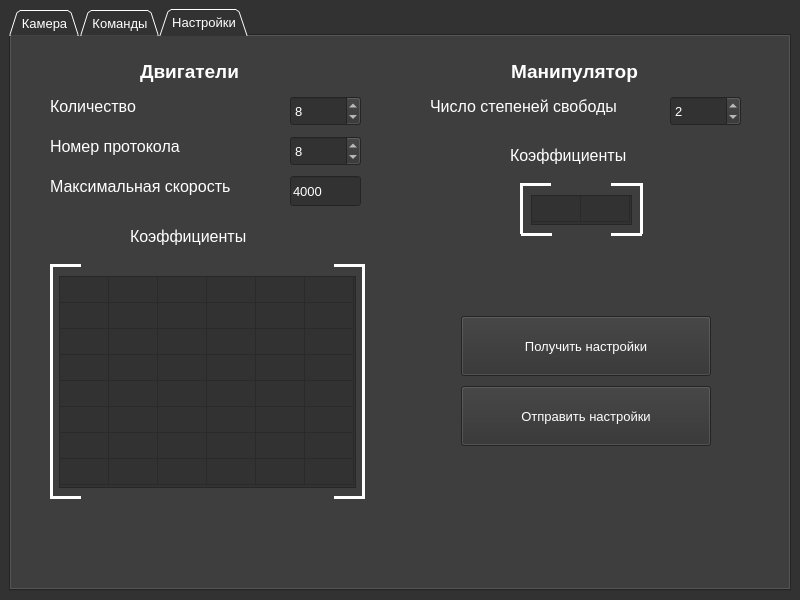
Qt form src/MainWindow/MainWindow.ui (PolarStarWalker/PolarUV-client) before a commit.
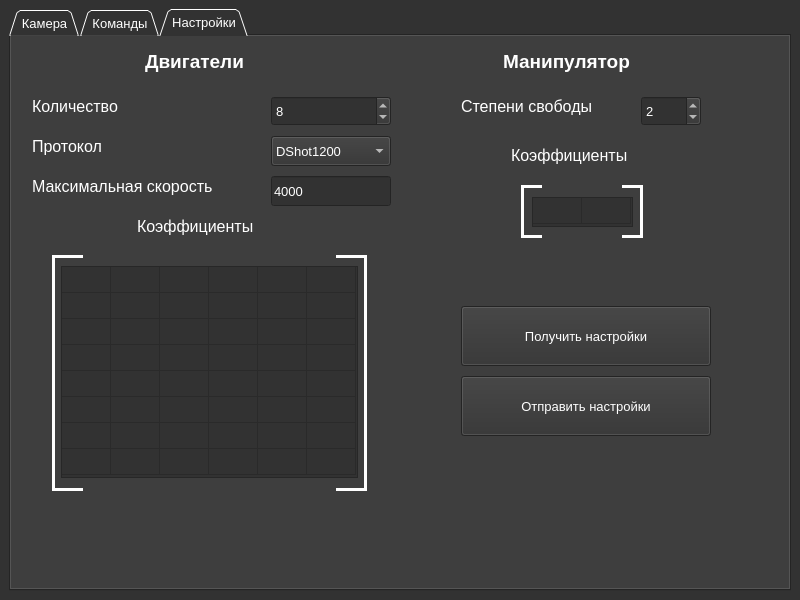
The same form after that commit.

Commit message: Интерактивные элементы интерфейса

Diff of the .ui file:
```diff
--- a/src/MainWindow/MainWindow.ui
+++ b/src/MainWindow/MainWindow.ui
@@ -16,6 +16,12 @@
     <verstretch>0</verstretch>
    </sizepolicy>
   </property>
+  <property name="minimumSize">
+   <size>
+    <width>800</width>
+    <height>600</height>
+   </size>
+  </property>
   <property name="palette">
    <palette>
     <active>
@@ -840,68 +846,391 @@
        </layout>
       </widget>
       <widget class="QWidget" name="tab_3">
+       <property name="sizePolicy">
+        <sizepolicy hsizetype="MinimumExpanding" vsizetype="MinimumExpanding">
+         <horstretch>0</horstretch>
+         <verstretch>0</verstretch>
+        </sizepolicy>
+       </property>
+       <property name="layoutDirection">
+        <enum>Qt::LeftToRight</enum>
+       </property>
        <attribute name="title">
         <string>Настройки</string>
        </attribute>
-       <widget class="QPushButton" name="ReceiveSettingsButton">
+       <widget class="QWidget" name="SettingsWidget" native="true">
         <property name="geometry">
          <rect>
-          <x>450</x>
-          <y>280</y>
-          <width>250</width>
-          <height>60</height>
+          <x>0</x>
+          <y>0</y>
+          <width>774</width>
+          <height>542</height>
          </rect>
         </property>
-        <property name="font">
-         <font>
-          <family>Arial</family>
-          <pointsize>10</pointsize>
-          <weight>50</weight>
-          <bold>false</bold>
-         </font>
-        </property>
-        <property name="text">
-         <string>Получить настройки</string>
-        </property>
-        <property name="flat">
-         <bool>false</bool>
-        </property>
-       </widget>
-       <widget class="QPushButton" name="SendSettingsButton">
-        <property name="geometry">
-         <rect>
-          <x>450</x>
-          <y>350</y>
-          <width>250</width>
-          <height>60</height>
-         </rect>
-        </property>
-        <property name="font">
-         <font>
-          <family>Arial</family>
-          <pointsize>10</pointsize>
-          <weight>50</weight>
-          <bold>false</bold>
-         </font>
-        </property>
-        <property name="text">
-         <string>Отправить настройки</string>
-        </property>
-       </widget>
-       <widget class="QWidget" name="MotorsSettings" native="true">
-        <property name="geometry">
-         <rect>
-          <x>30</x>
-          <y>20</y>
-          <width>331</width>
-          <height>500</height>
-         </rect>
-        </property>
+        <widget class="Line" name="HandTopRightLine">
+         <property name="geometry">
+          <rect>
+           <x>611</x>
+           <y>140</y>
+           <width>21</width>
+           <height>20</height>
+          </rect>
+         </property>
+         <property name="frameShadow">
+          <enum>QFrame::Plain</enum>
+         </property>
+         <property name="lineWidth">
+          <number>3</number>
+         </property>
+         <property name="orientation">
+          <enum>Qt::Horizontal</enum>
+         </property>
+        </widget>
+        <widget class="QLabel" name="HandFreedomLabel">
+         <property name="geometry">
+          <rect>
+           <x>450</x>
+           <y>50</y>
+           <width>161</width>
+           <height>41</height>
+          </rect>
+         </property>
+         <property name="font">
+          <font>
+           <family>Arial</family>
+           <pointsize>12</pointsize>
+           <weight>50</weight>
+           <bold>false</bold>
+          </font>
+         </property>
+         <property name="text">
+          <string>Степени свободы</string>
+         </property>
+        </widget>
+        <widget class="QSpinBox" name="HandFreedomSpinBox">
+         <property name="geometry">
+          <rect>
+           <x>630</x>
+           <y>60</y>
+           <width>60</width>
+           <height>30</height>
+          </rect>
+         </property>
+         <property name="minimum">
+          <number>1</number>
+         </property>
+         <property name="maximum">
+          <number>6</number>
+         </property>
+         <property name="value">
+          <number>2</number>
+         </property>
+        </widget>
+        <widget class="QLabel" name="HandLabel">
+         <property name="geometry">
+          <rect>
+           <x>492</x>
+           <y>10</y>
+           <width>161</width>
+           <height>31</height>
+          </rect>
+         </property>
+         <property name="font">
+          <font>
+           <family>Arial</family>
+           <pointsize>14</pointsize>
+           <weight>75</weight>
+           <bold>true</bold>
+          </font>
+         </property>
+         <property name="text">
+          <string>Манипулятор</string>
+         </property>
+        </widget>
+        <widget class="QLabel" name="HandCoefficientsLabel">
+         <property name="geometry">
+          <rect>
+           <x>500</x>
+           <y>99</y>
+           <width>141</width>
+           <height>41</height>
+          </rect>
+         </property>
+         <property name="font">
+          <font>
+           <family>Arial</family>
+           <pointsize>12</pointsize>
+           <weight>50</weight>
+           <bold>false</bold>
+          </font>
+         </property>
+         <property name="text">
+          <string>Коэффициенты</string>
+         </property>
+        </widget>
+        <widget class="Line" name="HandBottomRightLine">
+         <property name="geometry">
+          <rect>
+           <x>611</x>
+           <y>190</y>
+           <width>21</width>
+           <height>20</height>
+          </rect>
+         </property>
+         <property name="frameShadow">
+          <enum>QFrame::Plain</enum>
+         </property>
+         <property name="lineWidth">
+          <number>3</number>
+         </property>
+         <property name="orientation">
+          <enum>Qt::Horizontal</enum>
+         </property>
+        </widget>
+        <widget class="QTableWidget" name="HandTable">
+         <property name="geometry">
+          <rect>
+           <x>521</x>
+           <y>161</y>
+           <width>101</width>
+           <height>30</height>
+          </rect>
+         </property>
+         <property name="sizePolicy">
+          <sizepolicy hsizetype="Fixed" vsizetype="Fixed">
+           <horstretch>0</horstretch>
+           <verstretch>0</verstretch>
+          </sizepolicy>
+         </property>
+         <property name="frameShape">
+          <enum>QFrame::StyledPanel</enum>
+         </property>
+         <property name="frameShadow">
+          <enum>QFrame::Plain</enum>
+         </property>
+         <property name="lineWidth">
+          <number>1</number>
+         </property>
+         <property name="midLineWidth">
+          <number>1</number>
+         </property>
+         <property name="verticalScrollBarPolicy">
+          <enum>Qt::ScrollBarAlwaysOff</enum>
+         </property>
+         <property name="horizontalScrollBarPolicy">
+          <enum>Qt::ScrollBarAlwaysOff</enum>
+         </property>
+         <property name="autoScroll">
+          <bool>false</bool>
+         </property>
+         <property name="alternatingRowColors">
+          <bool>false</bool>
+         </property>
+         <property name="selectionMode">
+          <enum>QAbstractItemView::NoSelection</enum>
+         </property>
+         <property name="showGrid">
+          <bool>true</bool>
+         </property>
+         <property name="gridStyle">
+          <enum>Qt::SolidLine</enum>
+         </property>
+         <property name="sortingEnabled">
+          <bool>false</bool>
+         </property>
+         <property name="wordWrap">
+          <bool>false</bool>
+         </property>
+         <property name="cornerButtonEnabled">
+          <bool>false</bool>
+         </property>
+         <property name="rowCount">
+          <number>1</number>
+         </property>
+         <property name="columnCount">
+          <number>2</number>
+         </property>
+         <attribute name="horizontalHeaderVisible">
+          <bool>false</bool>
+         </attribute>
+         <attribute name="horizontalHeaderDefaultSectionSize">
+          <number>49</number>
+         </attribute>
+         <attribute name="horizontalHeaderHighlightSections">
+          <bool>false</bool>
+         </attribute>
+         <attribute name="verticalHeaderVisible">
+          <bool>false</bool>
+         </attribute>
+         <attribute name="verticalHeaderDefaultSectionSize">
+          <number>26</number>
+         </attribute>
+         <attribute name="verticalHeaderHighlightSections">
+          <bool>false</bool>
+         </attribute>
+         <row/>
+         <column/>
+         <column/>
+         <item row="0" column="0">
+          <property name="text">
+           <string/>
+          </property>
+         </item>
+         <item row="0" column="1">
+          <property name="text">
+           <string/>
+          </property>
+         </item>
+        </widget>
+        <widget class="QLabel" name="MotorsMaxSpeedLabel">
+         <property name="geometry">
+          <rect>
+           <x>21</x>
+           <y>130</y>
+           <width>241</width>
+           <height>41</height>
+          </rect>
+         </property>
+         <property name="font">
+          <font>
+           <family>Arial</family>
+           <pointsize>12</pointsize>
+           <weight>50</weight>
+           <bold>false</bold>
+          </font>
+         </property>
+         <property name="text">
+          <string>Максимальная скорость</string>
+         </property>
+        </widget>
+        <widget class="QLabel" name="MotorsProtocolLabel">
+         <property name="geometry">
+          <rect>
+           <x>21</x>
+           <y>90</y>
+           <width>241</width>
+           <height>41</height>
+          </rect>
+         </property>
+         <property name="font">
+          <font>
+           <family>Arial</family>
+           <pointsize>12</pointsize>
+           <weight>50</weight>
+           <bold>false</bold>
+          </font>
+         </property>
+         <property name="text">
+          <string>Протокол</string>
+         </property>
+        </widget>
+        <widget class="Line" name="MotorsRightLine">
+         <property name="geometry">
+          <rect>
+           <x>344</x>
+           <y>221</y>
+           <width>20</width>
+           <height>231</height>
+          </rect>
+         </property>
+         <property name="frameShadow">
+          <enum>QFrame::Plain</enum>
+         </property>
+         <property name="lineWidth">
+          <number>3</number>
+         </property>
+         <property name="midLineWidth">
+          <number>0</number>
+         </property>
+         <property name="orientation">
+          <enum>Qt::Vertical</enum>
+         </property>
+        </widget>
+        <widget class="Line" name="MotorsTopLeftLine">
+         <property name="geometry">
+          <rect>
+           <x>41</x>
+           <y>210</y>
+           <width>31</width>
+           <height>20</height>
+          </rect>
+         </property>
+         <property name="frameShadow">
+          <enum>QFrame::Plain</enum>
+         </property>
+         <property name="lineWidth">
+          <number>3</number>
+         </property>
+         <property name="orientation">
+          <enum>Qt::Horizontal</enum>
+         </property>
+        </widget>
+        <widget class="Line" name="MotorsTopRightLine">
+         <property name="geometry">
+          <rect>
+           <x>325</x>
+           <y>210</y>
+           <width>31</width>
+           <height>20</height>
+          </rect>
+         </property>
+         <property name="frameShadow">
+          <enum>QFrame::Plain</enum>
+         </property>
+         <property name="lineWidth">
+          <number>3</number>
+         </property>
+         <property name="orientation">
+          <enum>Qt::Horizontal</enum>
+         </property>
+        </widget>
+        <widget class="QLabel" name="MotorsQuantityLabel">
+         <property name="geometry">
+          <rect>
+           <x>21</x>
+           <y>50</y>
+           <width>171</width>
+           <height>41</height>
+          </rect>
+         </property>
+         <property name="font">
+          <font>
+           <family>Arial</family>
+           <pointsize>12</pointsize>
+           <weight>50</weight>
+           <bold>false</bold>
+          </font>
+         </property>
+         <property name="text">
+          <string>Количество</string>
+         </property>
+        </widget>
+        <widget class="QLabel" name="MotorsLabel">
+         <property name="geometry">
+          <rect>
+           <x>134</x>
+           <y>10</y>
+           <width>131</width>
+           <height>31</height>
+          </rect>
+         </property>
+         <property name="font">
+          <font>
+           <family>Arial</family>
+           <pointsize>14</pointsize>
+           <weight>75</weight>
+           <bold>true</bold>
+          </font>
+         </property>
+         <property name="text">
+          <string>Двигатели</string>
+         </property>
+        </widget>
         <widget class="QLabel" name="MotorsCoefficientsLabel">
          <property name="geometry">
           <rect>
-           <x>89</x>
-           <y>160</y>
+           <x>126</x>
+           <y>170</y>
            <width>141</width>
            <height>41</height>
           </rect>
@@ -921,8 +1250,8 @@
         <widget class="Line" name="MotorsLeftLine">
          <property name="geometry">
           <rect>
-           <x>0</x>
-           <y>211</y>
+           <x>32</x>
+           <y>221</y>
            <width>20</width>
            <height>231</height>
           </rect>
@@ -940,13 +1269,13 @@
           <enum>Qt::Vertical</enum>
          </property>
         </widget>
-        <widget class="Line" name="MotorsRightLine">
+        <widget class="Line" name="MotorsBottomRightLine">
          <property name="geometry">
           <rect>
-           <x>312</x>
-           <y>211</y>
-           <width>20</width>
-           <height>231</height>
+           <x>325</x>
+           <y>443</y>
+           <width>31</width>
+           <height>20</height>
           </rect>
          </property>
          <property name="frameShadow">
@@ -955,31 +1284,66 @@
          <property name="lineWidth">
           <number>3</number>
          </property>
-         <property name="midLineWidth">
-          <number>0</number>
-         </property>
          <property name="orientation">
-          <enum>Qt::Vertical</enum>
+          <enum>Qt::Horizontal</enum>
          </property>
         </widget>
         <widget class="QSpinBox" name="MotorsQuantitySpinBox">
          <property name="geometry">
           <rect>
-           <x>249</x>
-           <y>40</y>
-           <width>71</width>
+           <x>260</x>
+           <y>60</y>
+           <width>120</width>
            <height>30</height>
           </rect>
          </property>
+         <property name="minimum">
+          <number>1</number>
+         </property>
+         <property name="maximum">
+          <number>10</number>
+         </property>
          <property name="value">
           <number>8</number>
          </property>
         </widget>
+        <widget class="QLineEdit" name="MaxSpeedEdit">
+         <property name="geometry">
+          <rect>
+           <x>260</x>
+           <y>140</y>
+           <width>120</width>
+           <height>30</height>
+          </rect>
+         </property>
+         <property name="text">
+          <string>4000</string>
+         </property>
+        </widget>
+        <widget class="Line" name="MotorsBottomLeftLine">
+         <property name="geometry">
+          <rect>
+           <x>41</x>
+           <y>443</y>
+           <width>31</width>
+           <height>20</height>
+          </rect>
+         </property>
+         <property name="frameShadow">
+          <enum>QFrame::Plain</enum>
+         </property>
+         <property name="lineWidth">
+          <number>3</number>
+         </property>
+         <property name="orientation">
+          <enum>Qt::Horizontal</enum>
+         </property>
+        </widget>
         <widget class="QTableWidget" name="MotorsTable">
          <property name="geometry">
           <rect>
-           <x>18</x>
-           <y>220</y>
+           <x>50</x>
+           <y>230</y>
            <width>297</width>
            <height>212</height>
           </rect>
@@ -1091,305 +1455,56 @@
           </property>
          </item>
         </widget>
-        <widget class="Line" name="MotorsBottomLeftLine">
+        <widget class="QPushButton" name="SendSettingsButton">
          <property name="geometry">
           <rect>
-           <x>9</x>
-           <y>433</y>
-           <width>31</width>
-           <height>16</height>
+           <x>450</x>
+           <y>340</y>
+           <width>250</width>
+           <height>60</height>
           </rect>
          </property>
-         <property name="frameShadow">
-          <enum>QFrame::Plain</enum>
-         </property>
-         <property name="lineWidth">
-          <number>3</number>
-         </property>
-         <property name="orientation">
-          <enum>Qt::Horizontal</enum>
-         </property>
-        </widget>
-        <widget class="QLabel" name="MotorsMaxSpeedLabel">
-         <property name="geometry">
-          <rect>
-           <x>9</x>
-           <y>110</y>
-           <width>241</width>
-           <height>41</height>
-          </rect>
-         </property>
          <property name="font">
           <font>
            <family>Arial</family>
-           <pointsize>12</pointsize>
+           <pointsize>10</pointsize>
            <weight>50</weight>
            <bold>false</bold>
           </font>
          </property>
          <property name="text">
-          <string>Максимальная скорость</string>
+          <string>Отправить настройки</string>
          </property>
         </widget>
-        <widget class="Line" name="MotorsTopRightLine">
+        <widget class="QPushButton" name="ReceiveSettingsButton">
          <property name="geometry">
           <rect>
-           <x>293</x>
-           <y>201</y>
-           <width>31</width>
-           <height>16</height>
+           <x>450</x>
+           <y>270</y>
+           <width>250</width>
+           <height>60</height>
           </rect>
          </property>
-         <property name="frameShadow">
-          <enum>QFrame::Plain</enum>
-         </property>
-         <property name="lineWidth">
-          <number>3</number>
-         </property>
-         <property name="orientation">
-          <enum>Qt::Horizontal</enum>
-         </property>
-        </widget>
-        <widget class="QLineEdit" name="MaxSpeedEdit">
-         <property name="geometry">
-          <rect>
-           <x>249</x>
-           <y>120</y>
-           <width>71</width>
-           <height>30</height>
-          </rect>
-         </property>
-         <property name="text">
-          <string>4000</string>
-         </property>
-        </widget>
-        <widget class="QLabel" name="MotorsProtocolLabel">
-         <property name="geometry">
-          <rect>
-           <x>9</x>
-           <y>70</y>
-           <width>241</width>
-           <height>41</height>
-          </rect>
-         </property>
          <property name="font">
           <font>
            <family>Arial</family>
-           <pointsize>12</pointsize>
+           <pointsize>10</pointsize>
            <weight>50</weight>
            <bold>false</bold>
           </font>
          </property>
          <property name="text">
-          <string>Номер протокола</string>
+          <string>Получить настройки</string>
          </property>
-        </widget>
-        <widget class="Line" name="MotorsTopLeftLine">
-         <property name="geometry">
-          <rect>
-           <x>9</x>
-           <y>201</y>
-           <width>31</width>
-           <height>16</height>
-          </rect>
-         </property>
-         <property name="frameShadow">
-          <enum>QFrame::Plain</enum>
-         </property>
-         <property name="lineWidth">
-          <number>3</number>
-         </property>
-         <property name="orientation">
-          <enum>Qt::Horizontal</enum>
-         </property>
-        </widget>
-        <widget class="Line" name="MotorsBottomRightLine">
-         <property name="geometry">
-          <rect>
-           <x>293</x>
-           <y>433</y>
-           <width>31</width>
-           <height>16</height>
-          </rect>
-         </property>
-         <property name="frameShadow">
-          <enum>QFrame::Plain</enum>
-         </property>
-         <property name="lineWidth">
-          <number>3</number>
-         </property>
-         <property name="orientation">
-          <enum>Qt::Horizontal</enum>
-         </property>
-        </widget>
-        <widget class="QLabel" name="MotorsLabel">
-         <property name="geometry">
-          <rect>
-           <x>99</x>
-           <y>0</y>
-           <width>131</width>
-           <height>31</height>
-          </rect>
-         </property>
-         <property name="font">
-          <font>
-           <family>Arial</family>
-           <pointsize>14</pointsize>
-           <weight>75</weight>
-           <bold>true</bold>
-          </font>
-         </property>
-         <property name="text">
-          <string>Двигатели</string>
-         </property>
-        </widget>
-        <widget class="QSpinBox" name="MotorsProtocolSpinBox">
-         <property name="geometry">
-          <rect>
-           <x>249</x>
-           <y>80</y>
-           <width>71</width>
-           <height>30</height>
-          </rect>
-         </property>
-         <property name="value">
-          <number>8</number>
-         </property>
-        </widget>
-        <widget class="QLabel" name="MotorsQuantityLabel">
-         <property name="geometry">
-          <rect>
-           <x>9</x>
-           <y>30</y>
-           <width>171</width>
-           <height>41</height>
-          </rect>
-         </property>
-         <property name="font">
-          <font>
-           <family>Arial</family>
-           <pointsize>12</pointsize>
-           <weight>50</weight>
-           <bold>false</bold>
-          </font>
-         </property>
-         <property name="text">
-          <string>Количество</string>
-         </property>
-        </widget>
-       </widget>
-       <widget class="QWidget" name="HandSettings" native="true">
-        <property name="enabled">
-         <bool>true</bool>
-        </property>
-        <property name="geometry">
-         <rect>
-          <x>410</x>
-          <y>20</y>
-          <width>331</width>
-          <height>201</height>
-         </rect>
-        </property>
-        <widget class="QLabel" name="HandCoefficientsLabel">
-         <property name="geometry">
-          <rect>
-           <x>89</x>
-           <y>79</y>
-           <width>141</width>
-           <height>41</height>
-          </rect>
-         </property>
-         <property name="font">
-          <font>
-           <family>Arial</family>
-           <pointsize>12</pointsize>
-           <weight>50</weight>
-           <bold>false</bold>
-          </font>
-         </property>
-         <property name="text">
-          <string>Коэффициенты</string>
-         </property>
-        </widget>
-        <widget class="QSpinBox" name="HandFreedomSpinBox">
-         <property name="geometry">
-          <rect>
-           <x>249</x>
-           <y>40</y>
-           <width>71</width>
-           <height>30</height>
-          </rect>
-         </property>
-         <property name="value">
-          <number>2</number>
-         </property>
-        </widget>
-        <widget class="Line" name="HandTopLeftLine">
-         <property name="geometry">
-          <rect>
-           <x>99</x>
-           <y>120</y>
-           <width>31</width>
-           <height>16</height>
-          </rect>
-         </property>
-         <property name="frameShadow">
-          <enum>QFrame::Plain</enum>
-         </property>
-         <property name="lineWidth">
-          <number>3</number>
-         </property>
-         <property name="orientation">
-          <enum>Qt::Horizontal</enum>
-         </property>
-        </widget>
-        <widget class="QLabel" name="HandLabel">
-         <property name="geometry">
-          <rect>
-           <x>90</x>
-           <y>0</y>
-           <width>161</width>
-           <height>31</height>
-          </rect>
-         </property>
-         <property name="font">
-          <font>
-           <family>Arial</family>
-           <pointsize>14</pointsize>
-           <weight>75</weight>
-           <bold>true</bold>
-          </font>
-         </property>
-         <property name="text">
-          <string>Манипулятор</string>
-         </property>
-        </widget>
-        <widget class="QLabel" name="HandFreedomLabel">
-         <property name="geometry">
-          <rect>
-           <x>9</x>
-           <y>30</y>
-           <width>241</width>
-           <height>41</height>
-          </rect>
-         </property>
-         <property name="font">
-          <font>
-           <family>Arial</family>
-           <pointsize>12</pointsize>
-           <weight>50</weight>
-           <bold>false</bold>
-          </font>
-         </property>
-         <property name="text">
-          <string>Число степеней свободы</string>
+         <property name="flat">
+          <bool>false</bool>
          </property>
         </widget>
         <widget class="Line" name="HandRightLine">
          <property name="geometry">
           <rect>
-           <x>210</x>
-           <y>127</y>
+           <x>620</x>
+           <y>150</y>
            <width>20</width>
            <height>51</height>
           </rect>
@@ -1407,168 +1522,46 @@
           <enum>Qt::Vertical</enum>
          </property>
         </widget>
-        <widget class="Line" name="HandBottomRightLine">
+        <widget class="QComboBox" name="comboBox">
          <property name="geometry">
           <rect>
-           <x>190</x>
-           <y>170</y>
-           <width>31</width>
-           <height>16</height>
-          </rect>
-         </property>
-         <property name="frameShadow">
-          <enum>QFrame::Plain</enum>
-         </property>
-         <property name="lineWidth">
-          <number>3</number>
-         </property>
-         <property name="orientation">
-          <enum>Qt::Horizontal</enum>
-         </property>
-        </widget>
-        <widget class="Line" name="HandTopRightLine">
-         <property name="geometry">
-          <rect>
-           <x>190</x>
-           <y>120</y>
-           <width>31</width>
-           <height>16</height>
-          </rect>
-         </property>
-         <property name="frameShadow">
-          <enum>QFrame::Plain</enum>
-         </property>
-         <property name="lineWidth">
-          <number>3</number>
-         </property>
-         <property name="orientation">
-          <enum>Qt::Horizontal</enum>
-         </property>
-        </widget>
-        <widget class="Line" name="HandLeftLine">
-         <property name="geometry">
-          <rect>
-           <x>90</x>
-           <y>127</y>
-           <width>20</width>
-           <height>51</height>
-          </rect>
-         </property>
-         <property name="frameShadow">
-          <enum>QFrame::Plain</enum>
-         </property>
-         <property name="lineWidth">
-          <number>3</number>
-         </property>
-         <property name="midLineWidth">
-          <number>0</number>
-         </property>
-         <property name="orientation">
-          <enum>Qt::Vertical</enum>
-         </property>
-        </widget>
-        <widget class="QTableWidget" name="HandCoefficientsTable">
-         <property name="geometry">
-          <rect>
-           <x>110</x>
-           <y>139</y>
-           <width>101</width>
+           <x>260</x>
+           <y>100</y>
+           <width>120</width>
            <height>30</height>
           </rect>
          </property>
-         <property name="sizePolicy">
-          <sizepolicy hsizetype="Fixed" vsizetype="Fixed">
-           <horstretch>0</horstretch>
-           <verstretch>0</verstretch>
-          </sizepolicy>
+         <property name="currentIndex">
+          <number>3</number>
          </property>
-         <property name="frameShape">
-          <enum>QFrame::StyledPanel</enum>
-         </property>
-         <property name="frameShadow">
-          <enum>QFrame::Plain</enum>
-         </property>
-         <property name="lineWidth">
-          <number>1</number>
-         </property>
-         <property name="midLineWidth">
-          <number>1</number>
-         </property>
-         <property name="verticalScrollBarPolicy">
-          <enum>Qt::ScrollBarAlwaysOff</enum>
-         </property>
-         <property name="horizontalScrollBarPolicy">
-          <enum>Qt::ScrollBarAlwaysOff</enum>
-         </property>
-         <property name="autoScroll">
-          <bool>false</bool>
-         </property>
-         <property name="alternatingRowColors">
-          <bool>false</bool>
-         </property>
-         <property name="selectionMode">
-          <enum>QAbstractItemView::NoSelection</enum>
-         </property>
-         <property name="showGrid">
-          <bool>true</bool>
-         </property>
-         <property name="gridStyle">
-          <enum>Qt::SolidLine</enum>
-         </property>
-         <property name="sortingEnabled">
-          <bool>false</bool>
-         </property>
-         <property name="wordWrap">
-          <bool>false</bool>
-         </property>
-         <property name="cornerButtonEnabled">
-          <bool>false</bool>
-         </property>
-         <property name="rowCount">
-          <number>1</number>
-         </property>
-         <property name="columnCount">
-          <number>2</number>
-         </property>
-         <attribute name="horizontalHeaderVisible">
-          <bool>false</bool>
-         </attribute>
-         <attribute name="horizontalHeaderDefaultSectionSize">
-          <number>49</number>
-         </attribute>
-         <attribute name="horizontalHeaderHighlightSections">
-          <bool>false</bool>
-         </attribute>
-         <attribute name="verticalHeaderVisible">
-          <bool>false</bool>
-         </attribute>
-         <attribute name="verticalHeaderDefaultSectionSize">
-          <number>26</number>
-         </attribute>
-         <attribute name="verticalHeaderHighlightSections">
-          <bool>false</bool>
-         </attribute>
-         <row/>
-         <column/>
-         <column/>
-         <item row="0" column="0">
+         <item>
           <property name="text">
-           <string/>
+           <string>DShot150</string>
           </property>
          </item>
-         <item row="0" column="1">
+         <item>
           <property name="text">
-           <string/>
+           <string>DShot300</string>
+          </property>
+         </item>
+         <item>
+          <property name="text">
+           <string>DShot600</string>
+          </property>
+         </item>
+         <item>
+          <property name="text">
+           <string>DShot1200</string>
           </property>
          </item>
         </widget>
         <widget class="Line" name="HandBottomLeftLine">
          <property name="geometry">
           <rect>
-           <x>100</x>
-           <y>170</y>
-           <width>31</width>
-           <height>16</height>
+           <x>510</x>
+           <y>190</y>
+           <width>21</width>
+           <height>20</height>
           </rect>
          </property>
          <property name="frameShadow">
@@ -1581,6 +1574,47 @@
           <enum>Qt::Horizontal</enum>
          </property>
         </widget>
+        <widget class="Line" name="HandTopLeftLine">
+         <property name="geometry">
+          <rect>
+           <x>510</x>
+           <y>140</y>
+           <width>21</width>
+           <height>20</height>
+          </rect>
+         </property>
+         <property name="frameShadow">
+          <enum>QFrame::Plain</enum>
+         </property>
+         <property name="lineWidth">
+          <number>3</number>
+         </property>
+         <property name="orientation">
+          <enum>Qt::Horizontal</enum>
+         </property>
+        </widget>
+        <widget class="Line" name="HandLeftLine">
+         <property name="geometry">
+          <rect>
+           <x>501</x>
+           <y>150</y>
+           <width>20</width>
+           <height>51</height>
+          </rect>
+         </property>
+         <property name="frameShadow">
+          <enum>QFrame::Plain</enum>
+         </property>
+         <property name="lineWidth">
+          <number>3</number>
+         </property>
+         <property name="midLineWidth">
+          <number>0</number>
+         </property>
+         <property name="orientation">
+          <enum>Qt::Vertical</enum>
+         </property>
+        </widget>
        </widget>
        <zorder>HandSettings</zorder>
        <zorder>MotorsSettings</zorder>
```
Left out of the diff: 4 changed lines with no effect on the pictures. The commit also changes 2 other files.
